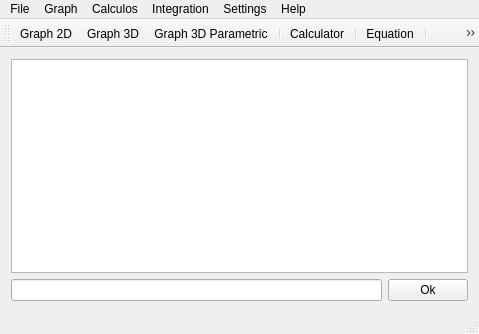
First picture: the form in mainwindow.ui, repository joaodeus/mathgraphica, before the edit.
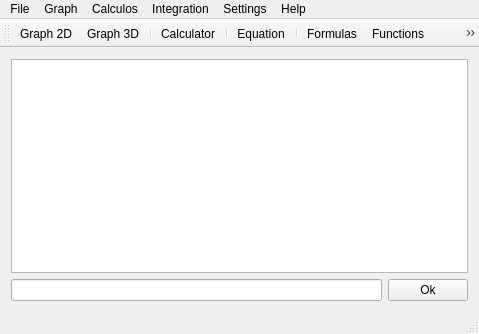
Second picture: the form after the edit. Icons and pictures are not drawn.

Patch:
```diff
--- a/mainwindow.ui
+++ b/mainwindow.ui
@@ -117,7 +117,6 @@
    </attribute>
    <addaction name="actionGraph_2D"/>
    <addaction name="actionGraph_3D"/>
-   <addaction name="actionGraph_3D_Parametric"/>
    <addaction name="separator"/>
    <addaction name="actionCalculator"/>
    <addaction name="separator"/>
```
Left out of the diff: 69 changed lines with no effect on the pictures.
